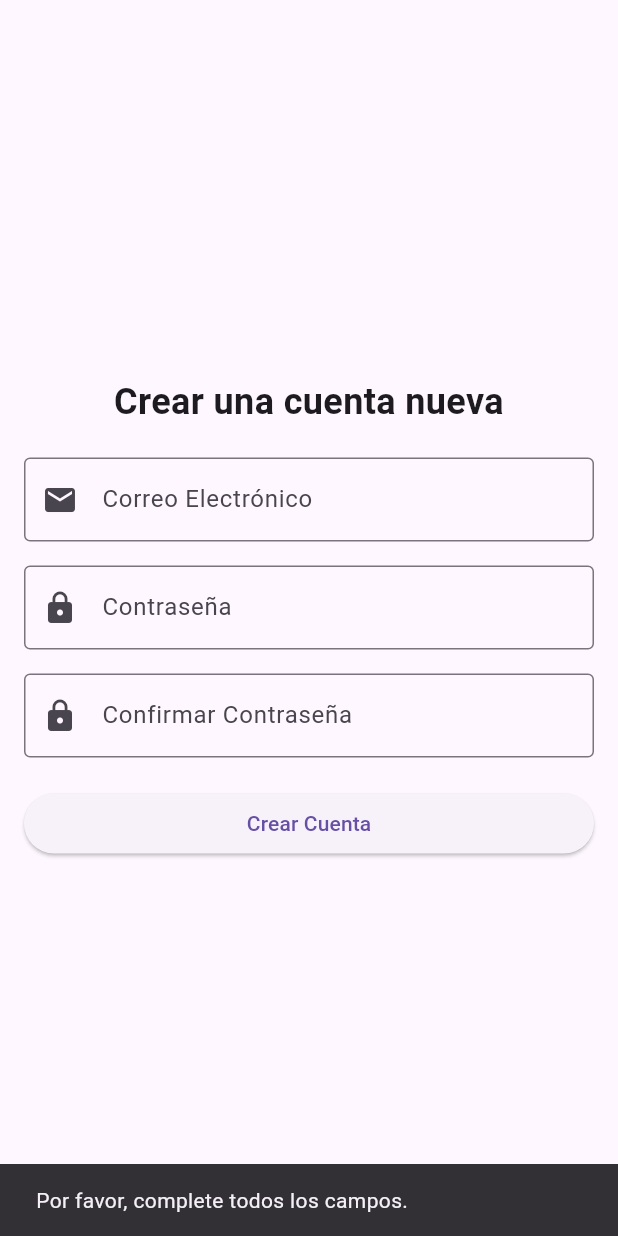
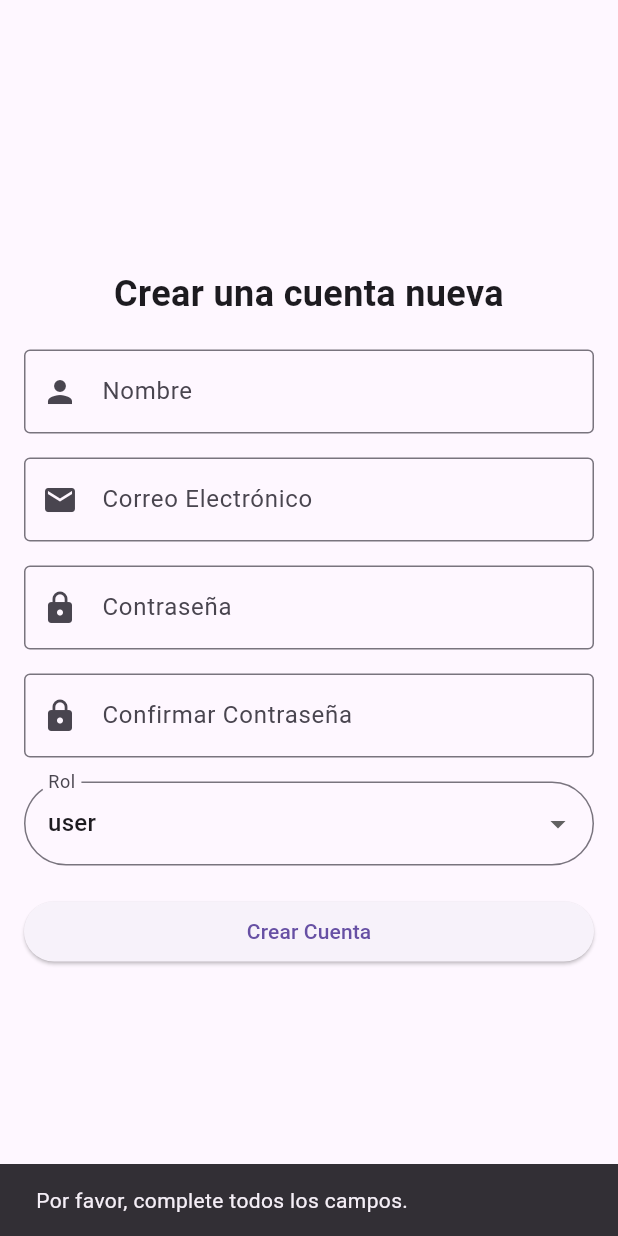
Before and after one commit to CristianRC03/reservationsapp, a Flutter app: the RegisterScreen screen opened by its route, after a tap on "Crear Cuenta", on a phone screen of 412 x 824 dp. Run offline on Flutter 3.47's test engine with Material 3 defaults, Android fonts, the phone set to English and light mode, and no system bars; our stand-ins replace curved_navigation_bar, dio, go_router, jwt_decoder, shared_preferences; accounts and stored records are empty; network calls fail.

Commit message:
Fix views

```diff
--- a/lib/presentation/screens/login_register/login/login_view/login_view.dart
+++ b/lib/presentation/screens/login_register/login/login_view/login_view.dart
@@ -62,7 +62,7 @@ class LoginView extends StatelessWidget {
                     ),
                   );
                 } else {
-                  /*try {
+                  try {
                     // Iniciar sesión
                     AuthDatasource authDatasource = AuthDatasource();
                     await authDatasource.login(email, password);
@@ -74,8 +74,7 @@ class LoginView extends StatelessWidget {
                         content: Text('Correo o contraseña incorrectos.'),
                       ),
                     );
-                  }*/
-                  GoRouter.of(context).go('/home/0');
+                  }
                 }
               },
               child: const Text('Iniciar Sesión'),
--- a/lib/presentation/screens/login_register/register/register_view/register_view.dart
+++ b/lib/presentation/screens/login_register/register/register_view/register_view.dart
@@ -1,13 +1,18 @@
+import 'package:booking_app/domain/datasources/auth_datasource.dart';
 import 'package:flutter/material.dart';
+import 'package:go_router/go_router.dart';
 
 class RegisterView extends StatelessWidget {
   const RegisterView({super.key});
 
   @override
   Widget build(BuildContext context) {
+    final nameController = TextEditingController();
     final emailController = TextEditingController();
     final passwordController = TextEditingController();
     final confirmPasswordController = TextEditingController();
+    final roles = ['user', 'host'];
+    String selectedRole = 'user';
 
     return Padding(
       padding: const EdgeInsets.all(16.0),
@@ -25,6 +30,16 @@ class RegisterView extends StatelessWidget {
               textAlign: TextAlign.center,
             ),
             const SizedBox(height: 20),
+            // Campo de texto para el nombre
+            TextField(
+              controller: nameController,
+              decoration: const InputDecoration(
+                labelText: 'Nombre',
+                border: OutlineInputBorder(),
+                prefixIcon: Icon(Icons.person),
+              ),
+            ),
+            const SizedBox(height: 16),
             // Campo de texto para el correo
             TextField(
               controller: emailController,
@@ -57,16 +72,38 @@ class RegisterView extends StatelessWidget {
               ),
               obscureText: true,
             ),
+            const SizedBox(height: 16),
+            // Dropdown para seleccionar el rol
+            DropdownButtonFormField(
+              value: selectedRole,
+              items: roles
+                  .map((role) => DropdownMenuItem(
+                        value: role,
+                        child: Text(role),
+                      ))
+                  .toList(),
+              onChanged: (value) {
+                // Actualizar el rol seleccionado
+                selectedRole = value ?? 'user';
+              },
+              decoration: InputDecoration(
+                labelText: 'Rol',
+                border: OutlineInputBorder(
+                    borderRadius: BorderRadius.circular(30.0)),
+              ),
+            ),
             const SizedBox(height: 20),
             // Botón para registrar
             ElevatedButton(
-                onPressed: () {
+              onPressed: () async {
                 final email = emailController.text;
                 final password = passwordController.text;
                 final confirmPassword = confirmPasswordController.text;
 
                 // Validación simple
-                  if (email.isEmpty || password.isEmpty || confirmPassword.isEmpty) {
+                if (email.isEmpty ||
+                    password.isEmpty ||
+                    confirmPassword.isEmpty) {
                   ScaffoldMessenger.of(context).showSnackBar(
                     const SnackBar(
                       content: Text('Por favor, complete todos los campos.'),
@@ -80,13 +117,19 @@ class RegisterView extends StatelessWidget {
                   );
                 } else {
                   // Aquí puedes agregar la lógica para registrar al usuario.
+                  AuthDatasource authDatasource = AuthDatasource();
+                  await authDatasource.register(
+                    nameController.text,
+                    email,
+                    password,
+                    selectedRole,
+                  );
+                  GoRouter.of(context).go('/home/0');
                   ScaffoldMessenger.of(context).showSnackBar(
                     const SnackBar(
                       content: Text('Cuenta creada exitosamente.'),
                     ),
                   );
-                    // Navegar a otra pantalla o realizar alguna acción.
-                    Navigator.pushReplacementNamed(context, '/home');
                 }
               },
               child: const Text('Crear Cuenta'),
```
Also changed, not shown: lib/presentation/screens/home/reservations/reservations_view.dart (+20 -10 lines). Lines whose indentation alone changed are shown as unchanged.
